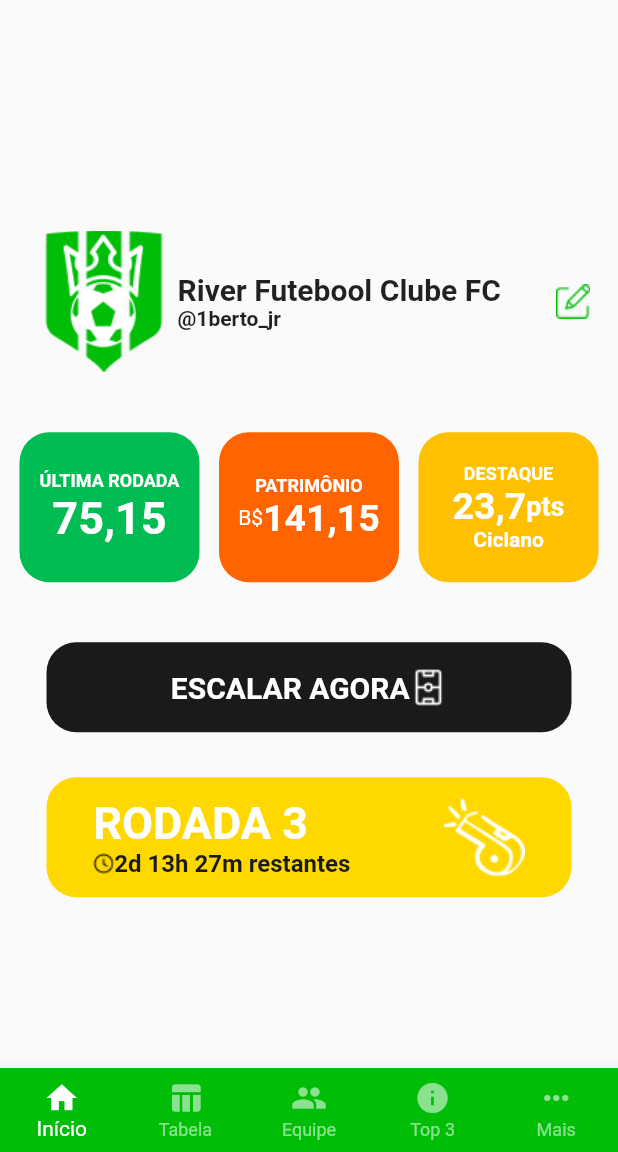
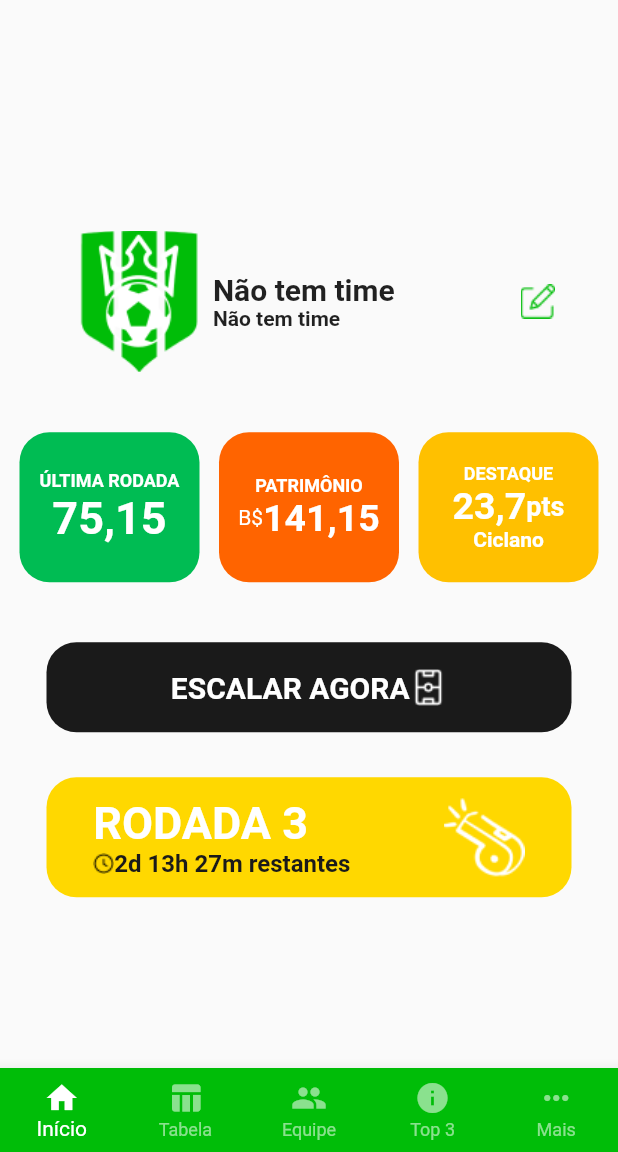
Before and after one commit to viktorsht/KingOfBall, a Flutter app: the StartNavigationBarPage screen opened by its route, on a phone screen of 412 x 824 dp, the part 84-1236 px from its top. Run offline on Flutter 3.47's test engine with Material 2 defaults, Android fonts, the phone set to English and light mode, and no system bars; our stand-ins replace flutter_mobx, flutter_modular, mobx, shared_preferences; accounts and stored records are empty; generated files the repository leaves out were written again; network calls fail.

Commit message:
resolvendo card de inicio e drawer e fazendo as rodadas do Mais

```diff
--- a/lib/app/modules/start_navigation_bar/modules/home/pages/components/card_profile/card_profile.dart
+++ b/lib/app/modules/start_navigation_bar/modules/home/pages/components/card_profile/card_profile.dart
@@ -1,5 +1,5 @@
 import 'package:flutter/material.dart';
-import 'package:rei_da_bola/app/modules/shared/models/user_model.dart';
+import 'package:flutter_mobx/flutter_mobx.dart';
 import 'package:rei_da_bola/app/modules/start_navigation_bar/modules/home/models/team_game_model.dart';
 
 import '../../../../../../../../design_system/icons/icons_app.dart';
@@ -19,7 +19,6 @@ class CardProfile extends StatelessWidget {
     return Row(
       mainAxisAlignment: MainAxisAlignment.spaceAround,
       children: [
-        //ProfileHome(tokenManager: tokenManager,),
         Row(
           mainAxisAlignment: MainAxisAlignment.start,
           children: [
@@ -33,19 +32,23 @@ class CardProfile extends StatelessWidget {
               mainAxisAlignment: MainAxisAlignment.center,
               crossAxisAlignment: CrossAxisAlignment.start,
               children: [
-                Text(
-                  "River Futebool Clube FC",
+                Observer(
+                  builder:(_) => Text(
+                    teamGameModel.name ==  null ? 'Não tem time' : "${teamGameModel.name}",
                     style: const TextStyle(
                       fontSize: 20,
                       fontWeight: FontWeight.bold
                     ),
                   ),
-                Text(
-                  "@1berto_jr",
+                ),
+                Observer(
+                  builder:(_) => Text(
+                    teamGameModel.name ==  null ? 'Não tem time' : "@${teamGameModel.user}",
                     style: const TextStyle(
                       fontSize: 14,
                       fontWeight: FontWeight.bold,
                       //color: colors.gray
+                    ),
                   ),
                 ),
               ],
--- a/lib/app/modules/start_navigation_bar/modules/home/pages/home_page.dart
+++ b/lib/app/modules/start_navigation_bar/modules/home/pages/home_page.dart
@@ -1,5 +1,6 @@
 import 'package:flutter/material.dart';
 import 'package:flutter_mobx/flutter_mobx.dart';
+import 'package:rei_da_bola/app/modules/start_navigation_bar/modules/home/models/team_game_model.dart';
 import 'package:rei_da_bola/app/modules/start_navigation_bar/modules/home/pages/components/card_profile/card_profile.dart';
 import 'package:rei_da_bola/design_system/colors/colors_app.dart';
 import '../controller/card_profile_controller.dart';
@@ -11,11 +12,11 @@ import 'components/card_info/punctuations.dart';
 
 class HomePage extends StatelessWidget {
 
-  final CardProfileController cardProfileController;
+  final TeamGameModel teamGameModel;
 
   const HomePage({
     super.key,
-    required this.cardProfileController
+    required this.teamGameModel
   });
 
   @override
@@ -27,9 +28,8 @@ class HomePage extends StatelessWidget {
         children: [
           const SizedBox(height: 40,),
           Observer(
-            builder:(context) => CardProfile(
-              //userModel: cardProfileController.user,
-              teamGameModel: cardProfileController.teamGameModel,
+            builder:(_) => CardProfile(
+              teamGameModel: teamGameModel,
             )
           ),
           const SizedBox(height: 40,),
--- a/lib/app/modules/start_navigation_bar/pages/start_navigation_bar_page.dart
+++ b/lib/app/modules/start_navigation_bar/pages/start_navigation_bar_page.dart
@@ -1,5 +1,7 @@
 import 'package:flutter/material.dart';
 import 'package:flutter_mobx/flutter_mobx.dart';
+import 'package:flutter_modular/flutter_modular.dart';
+import 'package:rei_da_bola/app/modules/start_navigation_bar/controller/start_controller.dart';
 import 'package:rei_da_bola/app/modules/start_navigation_bar/modules/home/pages/home_page.dart';
 import 'package:rei_da_bola/app/modules/start_navigation_bar/modules/table/pages/table_page.dart';
 import 'package:rei_da_bola/app/modules/start_navigation_bar/modules/team/pages/team_page.dart';
@@ -28,15 +30,17 @@ class _StartNavigationBarPageState extends State<StartNavigationBarPage> {
   late NavigationStore navigationStore;
 
   final pageViewController = PageController();
-  final cardProfileController = CardProfileController(); // esta aqui pro causa do Drawer
-  final moreController = MoreController();
+  final startController = StartController(); // esta aqui pro causa do Drawer
+  late MoreController moreController;
 
   @override
   void initState() {
     super.initState();
-    final tokenManager = TokenManager();
-    cardProfileController.initProfile(tokenManager);
-    moreController.listaRodadas();
+    //final tokenManager = TokenManager();
+    //cardProfileController.initProfile(tokenManager);
+    //moreController = Modular.get<MoreController>();
+    //moreController.initMore();
+    startController.initStartnavigationBar();
   }
 
   @override
@@ -64,7 +68,7 @@ class _StartNavigationBarPageState extends State<StartNavigationBarPage> {
       drawer: Observer(
         builder: (_) => DrawerPage(
           colors: colors,
-          user: cardProfileController.user,
+          user: startController.user,
         ),
       ),
       body: Center(
@@ -72,12 +76,12 @@ class _StartNavigationBarPageState extends State<StartNavigationBarPage> {
           builder: (_) => PageView(
             controller: pageViewController,
             children: [
-              HomePage(cardProfileController: cardProfileController,),
+              HomePage(teamGameModel: startController.teamGameModel,),
               const TablePage(),
               const TeamPage(),
               Container(color: Colors.yellow,),
               //MyHomePage(),
-              MorePage(moreController: moreController,),
+              const MorePage(),
             ],
           )
         ),
--- a/lib/app/modules/team_virtual/modules/register/pages/team_virtual_register_page.dart
+++ b/lib/app/modules/team_virtual/modules/register/pages/team_virtual_register_page.dart
@@ -1,7 +1,7 @@
 import 'package:flutter/material.dart';
 import 'package:flutter_mobx/flutter_mobx.dart';
 import 'package:provider/provider.dart';
-import 'package:rei_da_bola/app/modules/register_user/controllers/register_user_controller.dart';
+//import 'package:rei_da_bola/app/modules/register_user/controllers/register_user_controller.dart';
 import 'package:rei_da_bola/design_system/colors/colors_app.dart';
 import 'package:rei_da_bola/shared/token/token_manager.dart';
 import '../../../../../../design_system/icons/icons_app.dart';
@@ -21,7 +21,7 @@ class TeamVirtualRegisterPage extends StatelessWidget {
   Widget build(BuildContext context) {
     final colors = ColorsAppDefault();
     final store = Provider.of<TeamVirtualRegisterStore>(context);
-    final storeRegisterUserId = Provider.of<RegisterController>(context);
+    //final storeRegisterUserId = Provider.of<RegisterController>(context);
     final registerTVController = Provider.of<RegisterTeamVirtualController>(context);
     String msgUser = 'Ocorreu um erro inesperado, tente mais tarde';
     return Scaffold(
```
Also changed, not shown: lib/app/modules/start_navigation_bar/controller/start_controller.dart (added, +77 -0 lines), lib/app/modules/start_navigation_bar/modules/home/home_module.dart (+4 -5 lines), lib/app/modules/start_navigation_bar/modules/more/controller/more_controller.dart (+32 -3 lines), lib/app/modules/start_navigation_bar/modules/more/more_module.dart (+25 -4 lines), lib/app/modules/start_navigation_bar/modules/more/pages/components/championship_round_page.dart (added, +52 -0 lines), lib/app/modules/start_navigation_bar/modules/more/pages/more_page.dart (+63 -13 lines), lib/app/modules/start_navigation_bar/modules/more/services/more_services.dart (+3 -5 lines), lib/app/modules/start_navigation_bar/services/start_services.dart (added, +40 -0 lines), lib/design_system/widgets/card_game_round.dart (+12 -8 lines), lib/shared/format_date_time.dart (added, +13 -0 lines), lib/app/modules/start_navigation_bar/controller/start_controller.g.dart (added), lib/app/modules/start_navigation_bar/modules/more/controller/more_controller.g.dart. Lines whose indentation alone changed are shown as unchanged.
